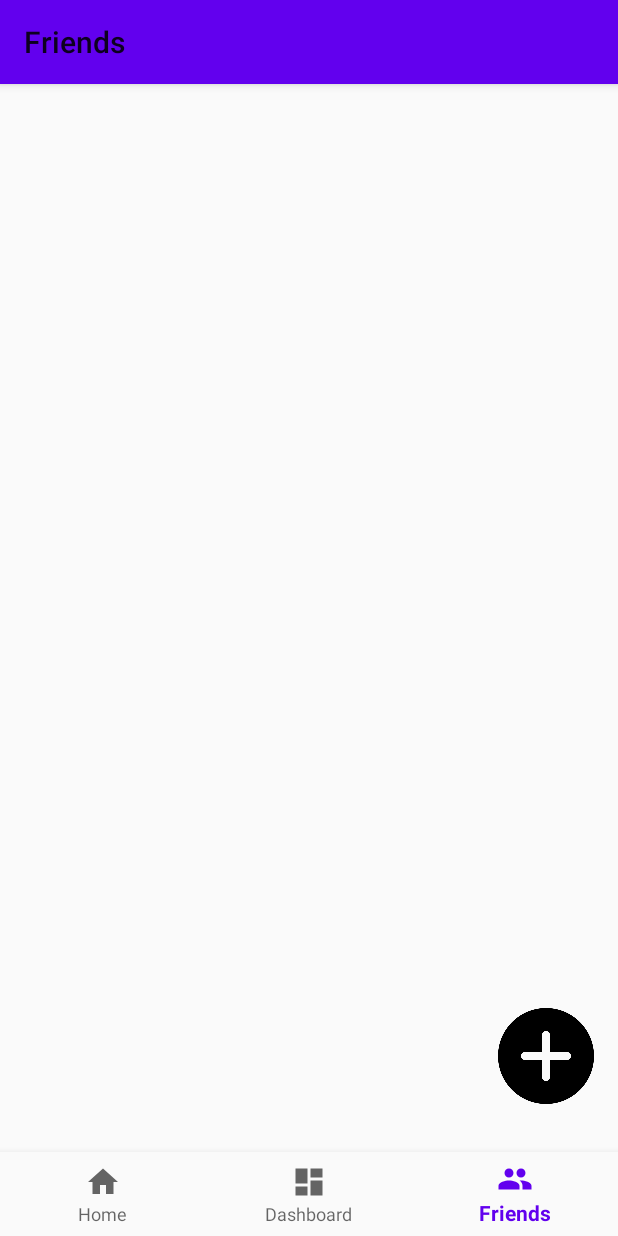
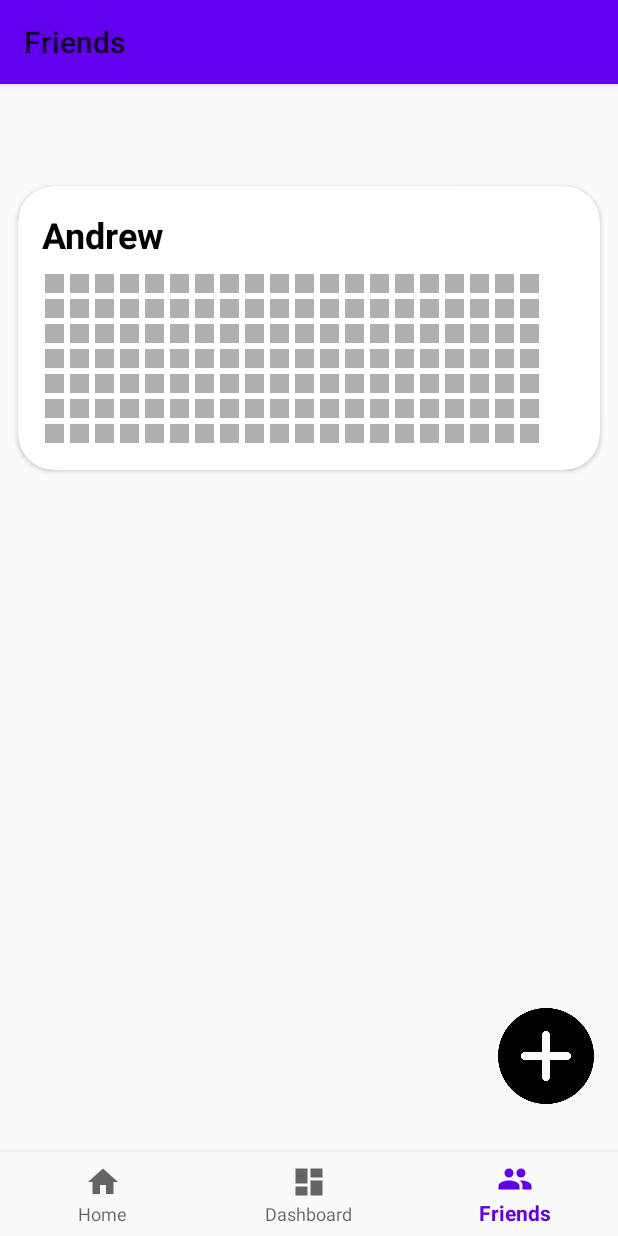
Before and after one commit to yubin425/DailyFootprint, an Android app: the FriendsFragment screen opened through its navigation route, on a phone screen of 412 x 824 dp. Run offline under Robolectric (Android 15) with nearby library versions, the phone set to English and light mode, and no system bars; our stand-ins replace navigation-ui.

Commit message:
[feat] 잔디 추가 및 친구추가 기능 개선
가로 20, 세로 7의 잔디를 생성했고, 날짜별 활동 내역에 따라 잔디의 색을 칠하는 로직을 구현했습니다. 친구추가 화면에서 이름을 검색한 뒤 이름과 일치하는 사용자가 있을 경우 해당 사용자에게 요청 메시지를 보낼 수 있는 버튼을 생성하는 기능을 추가했습니다.

```diff
--- a/app/build.gradle.kts
+++ b/app/build.gradle.kts
@@ -51,6 +51,7 @@ dependencies {
     implementation("androidx.navigation:navigation-ui-ktx:2.7.4")
     implementation("androidx.recyclerview:recyclerview:1.3.2")
     implementation("com.google.firebase:firebase-database-ktx:20.3.0")
+    implementation ("joda-time:joda-time:2.10.13")
     testImplementation("junit:junit:4.13.2")
     androidTestImplementation("androidx.test.ext:junit:1.1.5")
     androidTestImplementation("androidx.test.espresso:espresso-core:3.5.1")
--- a/app/src/main/java/com/example/dailyfootprint/ui/UserGrassAdapter.kt
+++ b/app/src/main/java/com/example/dailyfootprint/ui/UserGrassAdapter.kt
@@ -1,6 +1,5 @@
 package com.example.dailyfootprint.ui
 
-import android.graphics.Color
 import android.view.LayoutInflater
 import android.view.View
 import android.view.ViewGroup
@@ -10,24 +9,15 @@ import androidx.recyclerview.widget.RecyclerView
 import com.example.dailyfootprint.R
 import com.example.dailyfootprint.databinding.ItemUsergrassBinding
 import com.example.dailyfootprint.model.User
+import org.joda.time.LocalDate
+import org.joda.time.format.DateTimeFormat
 
 class UserGrassAdapter(private val userList: List<User>) : RecyclerView.Adapter<UserGrassAdapter.ViewHolder>() {
+
 
     class ViewHolder(val binding: ItemUsergrassBinding) : RecyclerView.ViewHolder(binding.root) {
         val textViewUsername: TextView = itemView.findViewById(R.id.textViewUsername)
         val gridLayoutGrass: GridLayout = itemView.findViewById(R.id.gridLayoutGrass)
-
-        // 색깔을 일일이 칠하는 코드 같은데.. 이걸 실행하면 아래 에러가 뜸
-        // java.lang.NullPointerException: Attempt to invoke virtual method 'void android.view.View.setBackgroundColor(int)' on a null object reference
-        /*fun bindGridCells() {
-            for (row in 0 until gridLayoutGrass.rowCount) {
-                for (col in 0 until gridLayoutGrass.columnCount) {
-                    print("ch")
-                    val cell = gridLayoutGrass.getChildAt(row * gridLayoutGrass.columnCount + col)
-                    cell.setBackgroundColor(Color.GRAY)
-                }
-            }
-        }*/
     }
 
     // ViewHolder를 생성 후 리턴
@@ -43,37 +33,73 @@ class UserGrassAdapter(private val userList: List<User>) : RecyclerView.Adapter<
 
         holder.binding.textViewUsername.text = user.userName
 
-        // 위 색깔 칠하기 코드 풀면 이것도 같이 풀어주기
-        //holder.bindGridCells()
-
         // Clear existing views in GridLayout
         holder.binding.gridLayoutGrass.removeAllViews()
+
+        //AndroidThreeTen.init(parent.context.applicationContext)
+
+        val dateString = "2023-11-10"
+        val dateStringList = listOf<String>("2023-11-10","2023-11-09","2023-11-08","2023-11-06")
+        val formatter = DateTimeFormat.forPattern("yyyy-MM-dd")
+        val date = LocalDate.parse(dateString, formatter)
+        var previousDate = LocalDate.now()
+        var consecutive = 0
 
         for (i in 0 until 140) {
             val grassView = View(holder.itemView.context)
 
-            // Set the default color to gray
-            grassView.setBackgroundColor(Color.RED)
+            val preDateToString = previousDate.toString()
+            var isAchieved = false
 
-            // If grassData value is true, set the color to green
-            /*if (userList[position].successData[i]) {
-                grassView.setBackgroundColor(Color.GREEN)
-            }*/
+            for (i in dateStringList) {
+                if (preDateToString == i && consecutive == 2) {
+                    grassView.setBackgroundResource(R.drawable.square_darkgreen_cell)
+                    isAchieved = true
+                    break
+                } else if (preDateToString == i && consecutive == 1) {
+                    grassView.setBackgroundResource(R.drawable.square_green_cell)
+                    consecutive += 1
+                    isAchieved = true
+                    break
+                } else if (preDateToString == i && consecutive == 0) {
+                    grassView.setBackgroundResource(R.drawable.square_lightgreen_cell)
+                    consecutive += 1
+                    isAchieved = true
+                    break
+                }
+            }
+            if (!isAchieved) {
+                grassView.setBackgroundResource(R.drawable.square_gray_cell)
+                consecutive = 0
+            }
 
-            // Add layout parameters for GridLayout
+
+
+            // GridLayout을 위한 parameter 설정
             val params = GridLayout.LayoutParams()
-            params.rowSpec = GridLayout.spec(i / 20) // Calculate the row position
-            params.columnSpec = GridLayout.spec(i % 20) // Calculate the column position
+            val screenWidth = holder.itemView.context.resources.displayMetrics.widthPixels
+            // 각 셀의 크기 설정 - 가로 화면 비율에 맞게 조정
+            params.width = screenWidth / 32
+            params.height = screenWidth / 32
+            // 각 셀의 위치 설정
+            params.rowSpec = GridLayout.spec(i % 7) // Calculate the row position
+            params.columnSpec = GridLayout.spec(i / 7) // Calculate the column position
+            // 셀 간 간격 설정 - 가로 와면 비율에 맞게 조정
+            params.topMargin = screenWidth / 200
+            params.bottomMargin = screenWidth / 200
+            params.leftMargin = screenWidth / 200
+            params.rightMargin = screenWidth / 200
 
             grassView.layoutParams = params
 
-            // Add grass item to GridLayout
+            // GridLayout에 잔디 추가
             holder.binding.gridLayoutGrass.addView(grassView)
+
+            previousDate = previousDate.minusDays(1)
         }
     }
 
     override fun getItemCount(): Int {
-        // 얘 값을 140으로 바꾸면 out of index 에러 생김.
-        return 1
+        return userList.size
     }
 }
--- a/app/src/main/java/com/example/dailyfootprint/ui/friends/FriendsFragment.kt
+++ b/app/src/main/java/com/example/dailyfootprint/ui/friends/FriendsFragment.kt
@@ -63,12 +63,10 @@ package com.example.dailyfootprint.ui.friends
 
 import android.content.Intent
 import android.os.Bundle
-import android.util.Log
 import android.view.LayoutInflater
 import android.view.View
 import android.view.ViewGroup
 import androidx.fragment.app.Fragment
-import androidx.recyclerview.widget.GridLayoutManager
 import com.example.dailyfootprint.R
 import com.example.dailyfootprint.databinding.FragmentFriendsBinding
 import com.example.dailyfootprint.model.User
@@ -90,14 +88,17 @@ class FriendsFragment : Fragment(R.layout.fragment_friends) {
         super.onViewCreated(view, savedInstanceState)
 
         binding.plusButton.setOnClickListener {
-            Log.v("test", "check")
             val intent = Intent(activity, AddFriendActivity::class.java)
             startActivity(intent)
         }
 
-        data.add(User(userCode = "UserCode", userName = "Andrew", successData = arrayListOf("Success", "Data"), friendList = arrayListOf("Tom", "Tompson")))
+        // 임의의 더미 데이터 생성
+        val dateList = ArrayList<String>()
+        val dateToAdd = "2023-11-10"
+        dateList.add(dateToAdd)
 
-        binding.recyclerView.layoutManager = GridLayoutManager(requireContext(), 20) // Adjust the spanCount as needed
+        data.add(User(userCode = "UserCode", userName = "Andrew", successData = dateList, friendList = arrayListOf("Tom", "Tompson")))
+
         binding.recyclerView.adapter = UserGrassAdapter(data)
 
 
--- /dev/null
+++ b/app/src/main/res/drawable/square_darkgreen_cell.xml
@@ -0,0 +1,7 @@
+<?xml version="1.0" encoding="utf-8"?>
+<shape xmlns:android="http://schemas.android.com/apk/res/android"
+    android:shape="rectangle">
+
+    <solid android:color="@color/green"></solid>
+
+</shape>
--- /dev/null
+++ b/app/src/main/res/drawable/square_gray_cell.xml
@@ -0,0 +1,7 @@
+<?xml version="1.0" encoding="utf-8"?>
+<shape xmlns:android="http://schemas.android.com/apk/res/android"
+    android:shape="rectangle">
+
+    <solid android:color="@color/gray"></solid>
+
+</shape>
--- /dev/null
+++ b/app/src/main/res/drawable/square_green_cell.xml
@@ -0,0 +1,7 @@
+<?xml version="1.0" encoding="utf-8"?>
+<shape xmlns:android="http://schemas.android.com/apk/res/android"
+    android:shape="rectangle">
+
+    <solid android:color="#04B45F"></solid>
+
+</shape>
--- /dev/null
+++ b/app/src/main/res/drawable/square_lightgreen_cell.xml
@@ -0,0 +1,7 @@
+<?xml version="1.0" encoding="utf-8"?>
+<shape xmlns:android="http://schemas.android.com/apk/res/android"
+    android:shape="rectangle">
+
+    <solid android:color="#00FF80"></solid>
+
+</shape>
--- a/app/src/main/res/layout/fragment_friends.xml
+++ b/app/src/main/res/layout/fragment_friends.xml
@@ -9,12 +9,13 @@
 
     <androidx.recyclerview.widget.RecyclerView
         android:id="@+id/recyclerView"
-        android:layout_width="0dp"
-        android:layout_height="0dp"
+        android:layout_width="match_parent"
+        android:layout_height="match_parent"
         app:layout_constraintBottom_toBottomOf="parent"
         app:layout_constraintEnd_toEndOf="parent"
         app:layout_constraintStart_toStartOf="parent"
         app:layout_constraintTop_toTopOf="parent"
+        app:layoutManager="androidx.recyclerview.widget.LinearLayoutManager"
         tools:listitem="@layout/item_usergrass" />
 
     <ImageButton
--- a/app/src/main/res/layout/item_usergrass.xml
+++ b/app/src/main/res/layout/item_usergrass.xml
@@ -3,6 +3,14 @@
     xmlns:app="http://schemas.android.com/apk/res-auto"
     android:layout_width="match_parent"
     android:layout_height="match_parent">
+
+    <androidx.cardview.widget.CardView
+        android:layout_width="match_parent"
+        android:layout_height="wrap_content"
+        android:layout_margin="12dp"
+        app:cardBackgroundColor="@color/white"
+        app:cardCornerRadius="24dp"
+        app:layout_constraintTop_toTopOf="parent">
 
         <LinearLayout
             android:layout_width="match_parent"
@@ -17,7 +25,8 @@
                 android:id="@+id/textViewUsername"
                 android:layout_width="wrap_content"
                 android:layout_height="wrap_content"
-            android:textSize="18sp"
+                android:textSize="24sp"
+                android:textColor="@color/black"
                 android:textStyle="bold" />
 
             <GridLayout
@@ -25,13 +34,14 @@
                 android:layout_width="match_parent"
                 android:layout_height="wrap_content"
                 android:layout_marginTop="8dp"
-            android:orientation="vertical"
+                android:orientation="horizontal"
                 android:columnCount="20"
                 android:rowCount="7">
 
-            <!-- Add grass items dynamically using code (Kotlin) -->
+            </GridLayout>
 
-        </GridLayout>
         </LinearLayout>
 
+    </androidx.cardview.widget.CardView>
+
 </androidx.constraintlayout.widget.ConstraintLayout>
```
Also changed, not shown: app/src/main/java/com/example/dailyfootprint/ui/friends/AddFriendActivity.kt (+25 -0 lines), app/src/main/res/layout/activity_add_friend.xml (+18 -6 lines). Lines whose indentation alone changed are shown as unchanged.
